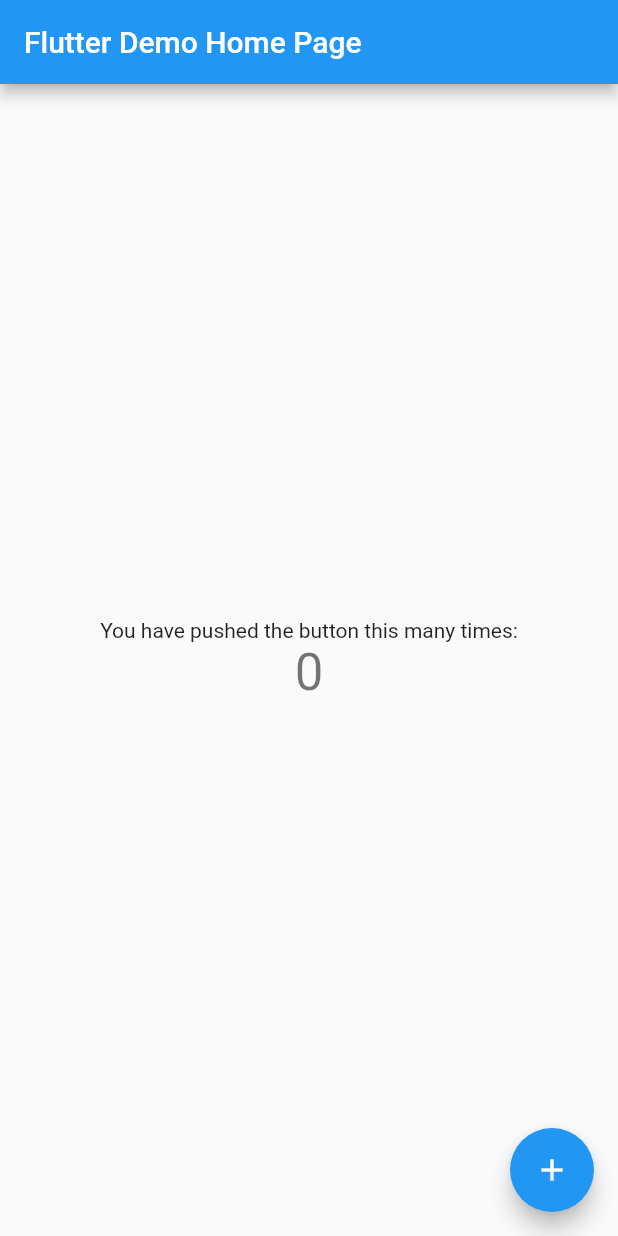
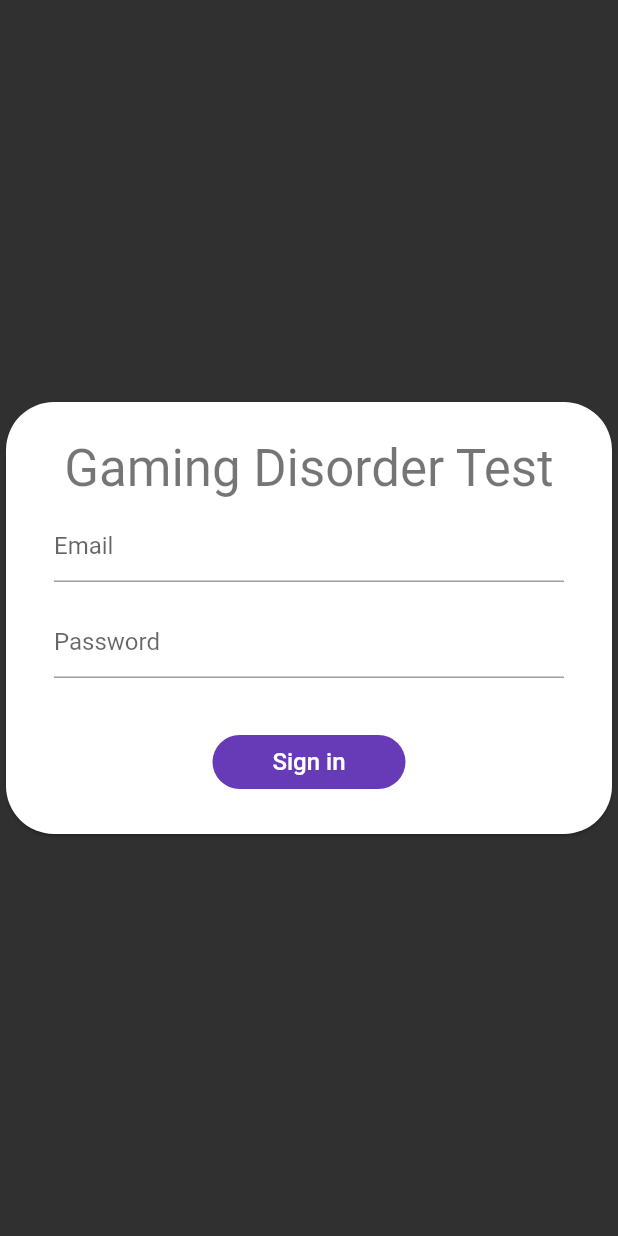
Before and after one commit to mark-kebo/Gaming-Disorder-Test-Poland-mobile, a Flutter app: the screen it shows after launch, on a phone screen of 412 x 824 dp. Run offline on Flutter 3.47's test engine with Material 2 defaults, Android fonts, the phone set to English and light mode, and no system bars; our stand-ins replace cloud_firestore, firebase_auth, firebase_core, shared_preferences; accounts and stored records are empty.

Commit message:
create login screen + init ios and android apps to firebase

```diff
--- /dev/null
+++ b/lib/Pages/Dashboard/Dashboard.dart
@@ -0,0 +1,23 @@
+import 'package:flutter/material.dart';
+import 'package:cloud_firestore/cloud_firestore.dart';
+
+FirebaseFirestore firestore = FirebaseFirestore.instance;
+
+class Dashboard extends StatefulWidget {
+  @override
+  State<StatefulWidget> createState() => _DashboardState();
+}
+
+class _DashboardState extends State<Dashboard> {
+  @override
+  Widget build(BuildContext context) {
+    return MaterialApp(
+        title: 'Dashboard - Gaming Disorder Test Poland',
+        theme: ThemeData(
+          primarySwatch: Colors.deepPurple,
+        ),
+        home: Scaffold(
+          body: Text("Dash"),
+        ));
+  }
+}
--- /dev/null
+++ b/lib/Pages/Login/Login.dart
@@ -0,0 +1,164 @@
+import 'package:flutter/material.dart';
+import 'package:firebase_auth/firebase_auth.dart';
+import 'package:gdt/Helpers/Alert.dart';
+import 'package:gdt/Pages/Dashboard/Dashboard.dart';
+import 'package:shared_preferences/shared_preferences.dart';
+
+class Login extends StatelessWidget {
+  @override
+  Widget build(BuildContext context) {
+    return MaterialApp(
+      title: 'Dashboard - Gaming Disorder Test Poland',
+      theme: ThemeData(
+        primarySwatch: Colors.deepPurple,
+      ),
+      home: LoginScreen(),
+    );
+  }
+}
+
+class LoginScreen extends StatelessWidget {
+  @override
+  Widget build(BuildContext context) {
+    return Scaffold(
+      backgroundColor: Colors.grey[850],
+      body: Center(
+        child: SizedBox(
+          width: 450,
+          child: Card(
+            shape: RoundedRectangleBorder(
+              borderRadius: BorderRadius.circular(32.0),
+            ),
+            child: LoginForm(),
+          ),
+        ),
+      ),
+    );
+  }
+}
+
+class LoginForm extends StatefulWidget {
+  @override
+  _LoginFormState createState() => _LoginFormState();
+}
+
+class _LoginFormState extends State<LoginForm> {
+  final GlobalKey<FormState> _formKey = GlobalKey<FormState>();
+  final _emailController = TextEditingController();
+  final _passwordController = TextEditingController();
+  final FirebaseAuth firebaseAuth = FirebaseAuth.instance;
+
+  final AlertController alertController = AlertController();
+
+  double _formPadding = 24.0;
+  double _fieldPadding = 8.0;
+  bool _isShowLoading = false;
+
+  @override
+  Widget build(BuildContext context) {
+    return Form(
+      key: _formKey,
+      child: Padding(
+        padding: EdgeInsets.all(_formPadding),
+        child: Column(
+          mainAxisSize: MainAxisSize.min,
+          children: [
+            Text('Gaming Disorder Test',
+                style: Theme.of(context).textTheme.headline4),
+            Padding(
+              padding: EdgeInsets.all(_fieldPadding),
+              child: TextFormField(
+                  controller: _emailController,
+                  decoration: InputDecoration(hintText: 'Email'),
+                  validator: (String value) {
+                    bool emailValid = RegExp(
+                            r"^[a-zA-Z0-9.a-zA-Z0-9.!#$%&'*+-/=?^_`{|}~]+@[a-zA-Z0-9]+\.[a-zA-Z]+")
+                        .hasMatch(value);
+                    if (!emailValid || value.isEmpty) {
+                      return 'A valid email is required';
+                    }
+                    return null;
+                  }),
+            ),
+            Padding(
+              padding: EdgeInsets.all(_fieldPadding),
+              child: TextFormField(
+                  controller: _passwordController,
+                  decoration: InputDecoration(hintText: 'Password'),
+                  validator: (String value) {
+                    if (value.isEmpty) {
+                      return 'A password is required';
+                    }
+                    if (value.length < 6) {
+                      return 'Password must be at least 6 characters';
+                    }
+                    return null;
+                  },
+                  obscureText: true),
+            ),
+            Padding(
+              padding: EdgeInsets.only(top: _formPadding),
+              child: _isShowLoading
+                  ? CircularProgressIndicator()
+                  : FlatButton(
+                      color: Colors.deepPurple,
+                      shape: RoundedRectangleBorder(
+                        borderRadius: BorderRadius.circular(32.0),
+                      ),
+                      onPressed: () async {
+                        if (_formKey.currentState.validate()) {
+                          _signInAction();
+                        }
+                      },
+                      child: Padding(
+                        padding: EdgeInsets.only(
+                            left: _formPadding,
+                            right: _formPadding,
+                            top: _fieldPadding,
+                            bottom: _fieldPadding),
+                        child: Text('Sign in',
+                            style:
+                                TextStyle(fontSize: 16, color: Colors.white)),
+                      ),
+                    ),
+            )
+          ],
+        ),
+      ),
+    );
+  }
+
+  @override
+  void dispose() {
+    _emailController.dispose();
+    _passwordController.dispose();
+    super.dispose();
+  }
+
+  void _signInAction() async {
+    setState(() {
+      _isShowLoading = true;
+    });
+    final FirebaseAuth _auth = FirebaseAuth.instance;
+    print("Sign in");
+    try {
+      await _auth.signInWithEmailAndPassword(
+        email: _emailController.text,
+        password: _passwordController.text,
+      );
+      SharedPreferences prefs = await SharedPreferences.getInstance();
+      prefs.setString('email', _emailController.text);
+      prefs.setString('password', _passwordController.text);
+      Navigator.pushReplacement(context,
+          MaterialPageRoute(builder: (BuildContext ctx) => Dashboard()));
+      setState(() {
+        _isShowLoading = false;
+      });
+    } catch (error) {
+      alertController.showMessageDialog(context, "Error", error.message);
+      setState(() {
+        _isShowLoading = false;
+      });
+    }
+  }
+}
--- a/lib/main.dart
+++ b/lib/main.dart
@@ -1,113 +1,29 @@
 import 'package:flutter/material.dart';
+import 'package:gdt/Pages/Login/Login.dart';
+import 'package:gdt/Pages/Dashboard/Dashboard.dart';
+import 'package:shared_preferences/shared_preferences.dart';
+import 'package:firebase_auth/firebase_auth.dart';
+import 'package:firebase_core/firebase_core.dart';
 
-void main() {
-  runApp(MyApp());
-}
-
-class MyApp extends StatelessWidget {
-  // This widget is the root of your application.
-  @override
-  Widget build(BuildContext context) {
-    return MaterialApp(
-      title: 'Flutter Demo',
-      theme: ThemeData(
-        // This is the theme of your application.
-        //
-        // Try running your application with "flutter run". You'll see the
-        // application has a blue toolbar. Then, without quitting the app, try
-        // changing the primarySwatch below to Colors.green and then invoke
-        // "hot reload" (press "r" in the console where you ran "flutter run",
-        // or simply save your changes to "hot reload" in a Flutter IDE).
-        // Notice that the counter didn't reset back to zero; the application
-        // is not restarted.
-        primarySwatch: Colors.blue,
-      ),
-      home: MyHomePage(title: 'Flutter Demo Home Page'),
-    );
+Future<void> main() async {
+  WidgetsFlutterBinding.ensureInitialized();
+  await Firebase.initializeApp();
+  SharedPreferences prefs = await SharedPreferences.getInstance();
+  var email = prefs.getString('email');
+  var password = prefs.getString('password');
+  final FirebaseAuth _auth = FirebaseAuth.instance;
+  if (email != null || email != "" || password != null) {
+    try {
+      User user = (await _auth.signInWithEmailAndPassword(
+              email: email, password: password))
+          .user;
+      user != null
+          ? runApp(MaterialApp(home: Dashboard()))
+          : runApp(MaterialApp(home: Login()));
+    } catch (error) {
+      runApp(MaterialApp(home: Login()));
+    }
+  } else {
+    runApp(MaterialApp(home: Login()));
   }
 }
-
-class MyHomePage extends StatefulWidget {
-  MyHomePage({Key key, this.title}) : super(key: key);
-
-  // This widget is the home page of your application. It is stateful, meaning
-  // that it has a State object (defined below) that contains fields that affect
-  // how it looks.
-
-  // This class is the configuration for the state. It holds the values (in this
-  // case the title) provided by the parent (in this case the App widget) and
-  // used by the build method of the State. Fields in a Widget subclass are
-  // always marked "final".
-
-  final String title;
-
-  @override
-  _MyHomePageState createState() => _MyHomePageState();
-}
-
-class _MyHomePageState extends State<MyHomePage> {
-  int _counter = 0;
-
-  void _incrementCounter() {
-    setState(() {
-      // This call to setState tells the Flutter framework that something has
-      // changed in this State, which causes it to rerun the build method below
-      // so that the display can reflect the updated values. If we changed
-      // _counter without calling setState(), then the build method would not be
-      // called again, and so nothing would appear to happen.
-      _counter++;
-    });
-  }
-
-  @override
-  Widget build(BuildContext context) {
-    // This method is rerun every time setState is called, for instance as done
-    // by the _incrementCounter method above.
-    //
-    // The Flutter framework has been optimized to make rerunning build methods
-    // fast, so that you can just rebuild anything that needs updating rather
-    // than having to individually change instances of widgets.
-    return Scaffold(
-      appBar: AppBar(
-        // Here we take the value from the MyHomePage object that was created by
-        // the App.build method, and use it to set our appbar title.
-        title: Text(widget.title),
-      ),
-      body: Center(
-        // Center is a layout widget. It takes a single child and positions it
-        // in the middle of the parent.
-        child: Column(
-          // Column is also a layout widget. It takes a list of children and
-          // arranges them vertically. By default, it sizes itself to fit its
-          // children horizontally, and tries to be as tall as its parent.
-          //
-          // Invoke "debug painting" (press "p" in the console, choose the
-          // "Toggle Debug Paint" action from the Flutter Inspector in Android
-          // Studio, or the "Toggle Debug Paint" command in Visual Studio Code)
-          // to see the wireframe for each widget.
-          //
-          // Column has various properties to control how it sizes itself and
-          // how it positions its children. Here we use mainAxisAlignment to
-          // center the children vertically; the main axis here is the vertical
-          // axis because Columns are vertical (the cross axis would be
-          // horizontal).
-          mainAxisAlignment: MainAxisAlignment.center,
-          children: <Widget>[
-            Text(
-              'You have pushed the button this many times:',
-            ),
-            Text(
-              '$_counter',
-              style: Theme.of(context).textTheme.headline4,
-            ),
-          ],
-        ),
-      ),
-      floatingActionButton: FloatingActionButton(
-        onPressed: _incrementCounter,
-        tooltip: 'Increment',
-        child: Icon(Icons.add),
-      ), // This trailing comma makes auto-formatting nicer for build methods.
-    );
-  }
-}
```
Also changed, not shown: lib/Helpers/Alert.dart (added, +67 -0 lines), pubspec.yaml (+5 -4 lines), pubspec.lock, 7 other files.
